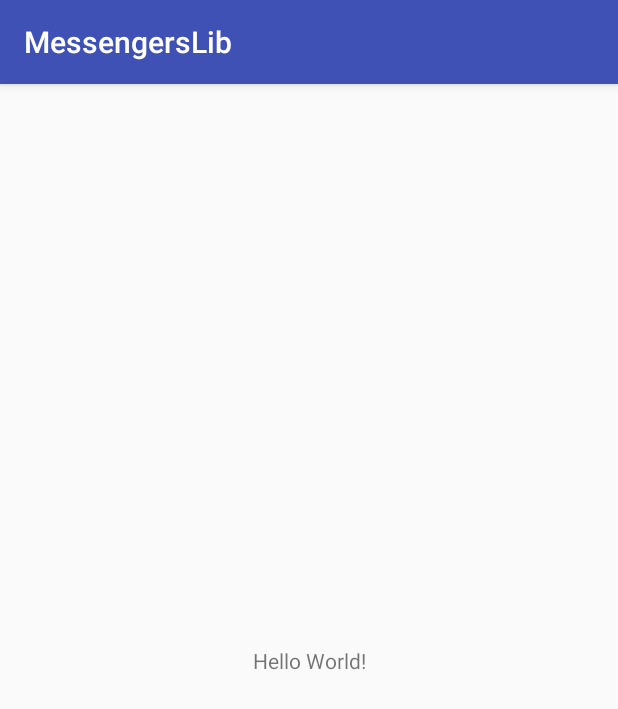
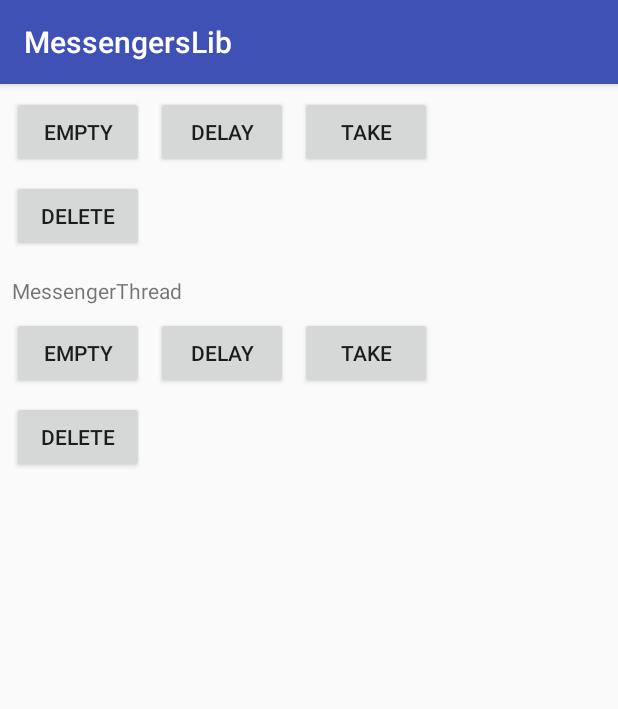
Before and after one commit to liujin-jeremy/Messengers, an Android app: the screen it shows after launch (MainActivity), on a phone screen of 412 x 824 dp. Shown: the top 709 px of the screen. Run offline under Robolectric (Android 15) with nearby library versions, the phone set to English and light mode, and no system bars.

Commit message:
测试完毕

```diff
--- a/app/src/main/java/tech/threekilogram/messengerslib/MainActivity.java
+++ b/app/src/main/java/tech/threekilogram/messengerslib/MainActivity.java
@@ -2,16 +2,85 @@ package tech.threekilogram.messengerslib;
 
 import android.os.Bundle;
 import android.support.v7.app.AppCompatActivity;
+import android.util.Log;
+import android.view.View;
+import tech.threekilogram.messengers.Messengers;
+import tech.threekilogram.messengers.OnMessageReceiveListener;
 
 /**
  * @author liujin
  */
 public class MainActivity extends AppCompatActivity {
 
+      private static final String TAG = MainActivity.class.getSimpleName();
+
+      private TestReceiver mTestReceiver;
+
       @Override
       protected void onCreate ( Bundle savedInstanceState ) {
 
             super.onCreate( savedInstanceState );
             setContentView( R.layout.activity_main );
+
+            mTestReceiver = new TestReceiver();
+      }
+
+      public void empty ( View view ) {
+
+            Messengers.send( 1, mTestReceiver );
+      }
+
+      public void delay ( View view ) {
+
+            Messengers.send( 3, 2000, mTestReceiver );
+      }
+
+      public void take ( View view ) {
+
+            Messengers.send( 7, 2000, "Hello", mTestReceiver );
+      }
+
+      public void delete ( View view ) {
+
+            Messengers.remove( 3, mTestReceiver );
+      }
+
+      public void emptyMessenger ( View view ) {
+
+            Messengers.send( 2, mTestReceiver );
+      }
+
+      public void delayMessenger ( View view ) {
+
+            Messengers.send( 4, 2000, mTestReceiver );
+      }
+
+      public void takeMessenger ( View view ) {
+
+            Messengers.send( 8, 2000, "Hello", mTestReceiver );
+      }
+
+      public void deleteMessenger ( View view ) {
+
+            Messengers.remove( 4, mTestReceiver );
+      }
+
+      /**
+       * 测试消息接收
+       */
+      private class TestReceiver implements OnMessageReceiveListener {
+
+            @Override
+            public void onReceive ( int what, Object extra ) {
+
+                  Log.e( TAG, "onReceive : " + what + " " + extra + " " + Thread.currentThread()
+                                                                                .getName() );
+            }
+
+            @Override
+            public void onReceive ( int what ) {
+
+                  Log.e( TAG, "onReceive : " + what + " " + Thread.currentThread().getName() );
+            }
       }
 }
--- a/app/src/main/res/layout/activity_main.xml
+++ b/app/src/main/res/layout/activity_main.xml
@@ -7,13 +7,105 @@
     android:layout_height="match_parent"
     tools:context=".MainActivity">
 
-      <TextView
+
+      <Button
+          android:id="@+id/button"
           android:layout_width="wrap_content"
           android:layout_height="wrap_content"
-          android:text="Hello World!"
-          app:layout_constraintBottom_toBottomOf="parent"
-          app:layout_constraintLeft_toLeftOf="parent"
-          app:layout_constraintRight_toRightOf="parent"
+          android:layout_marginTop="8dp"
+          android:layout_marginStart="8dp"
+          android:layout_marginLeft="8dp"
+          android:onClick="empty"
+          android:text="empty"
+          app:layout_constraintStart_toStartOf="parent"
           app:layout_constraintTop_toTopOf="parent"/>
+      <Button
+          android:id="@+id/button2"
+          android:layout_width="wrap_content"
+          android:layout_height="wrap_content"
+          android:layout_marginTop="8dp"
+          android:layout_marginStart="8dp"
+          android:layout_marginLeft="8dp"
+          android:onClick="delay"
+          android:text="delay"
+          app:layout_constraintStart_toEndOf="@+id/button"
+          app:layout_constraintTop_toTopOf="parent"/>
+      <Button
+          android:id="@+id/button3"
+          android:layout_width="wrap_content"
+          android:layout_height="wrap_content"
+          android:layout_marginTop="8dp"
+          android:layout_marginStart="8dp"
+          android:layout_marginLeft="8dp"
+          android:onClick="take"
+          android:text="take"
+          app:layout_constraintStart_toEndOf="@+id/button2"
+          app:layout_constraintTop_toTopOf="parent"/>
+      <Button
+          android:id="@+id/button4"
+          android:layout_width="wrap_content"
+          android:layout_height="wrap_content"
+          android:layout_marginTop="8dp"
+          android:layout_marginStart="8dp"
+          android:layout_marginLeft="8dp"
+          android:onClick="delete"
+          android:text="delete"
+          app:layout_constraintStart_toStartOf="parent"
+          app:layout_constraintTop_toBottomOf="@+id/button"/>
+      <TextView
+          android:id="@+id/textView"
+          android:layout_width="wrap_content"
+          android:layout_height="wrap_content"
+          android:layout_marginTop="16dp"
+          android:layout_marginStart="8dp"
+          android:layout_marginLeft="8dp"
+          android:text="MessengerThread"
+          app:layout_constraintStart_toStartOf="parent"
+          app:layout_constraintTop_toBottomOf="@+id/button4"/>
+      <Button
+          android:id="@+id/button5"
+          android:layout_width="wrap_content"
+          android:layout_height="wrap_content"
+          android:layout_marginTop="8dp"
+          android:layout_marginStart="8dp"
+          android:layout_marginLeft="8dp"
+          android:onClick="emptyMessenger"
+          android:text="empty"
+          app:layout_constraintStart_toStartOf="parent"
+          app:layout_constraintTop_toBottomOf="@+id/textView"/>
+      <Button
+          android:id="@+id/button6"
+          android:layout_width="wrap_content"
+          android:layout_height="wrap_content"
+          android:layout_marginTop="8dp"
+          android:layout_marginStart="8dp"
+          android:layout_marginLeft="8dp"
+          android:onClick="delayMessenger"
+          android:text="delay"
+          app:layout_constraintStart_toEndOf="@+id/button5"
+          app:layout_constraintTop_toBottomOf="@+id/textView"/>
+      <Button
+          android:id="@+id/button7"
+          android:layout_width="wrap_content"
+          android:layout_height="wrap_content"
+          android:layout_marginTop="8dp"
+          android:layout_marginStart="8dp"
+          android:layout_marginLeft="8dp"
+          android:onClick="takeMessenger"
+          android:text="take"
+          app:layout_constraintStart_toEndOf="@+id/button6"
+          app:layout_constraintTop_toBottomOf="@+id/textView"/>
+      <Button
+          android:id="@+id/button8"
+          android:layout_width="wrap_content"
+          android:layout_height="wrap_content"
+          android:layout_marginTop="8dp"
+          android:layout_marginStart="8dp"
+          android:layout_marginLeft="8dp"
+          android:onClick="deleteMessenger"
+          android:text="delete"
+          app:layout_constraintStart_toStartOf="parent"
+          app:layout_constraintTop_toBottomOf="@+id/button5"/>
+
 
 </android.support.constraint.ConstraintLayout>
```
